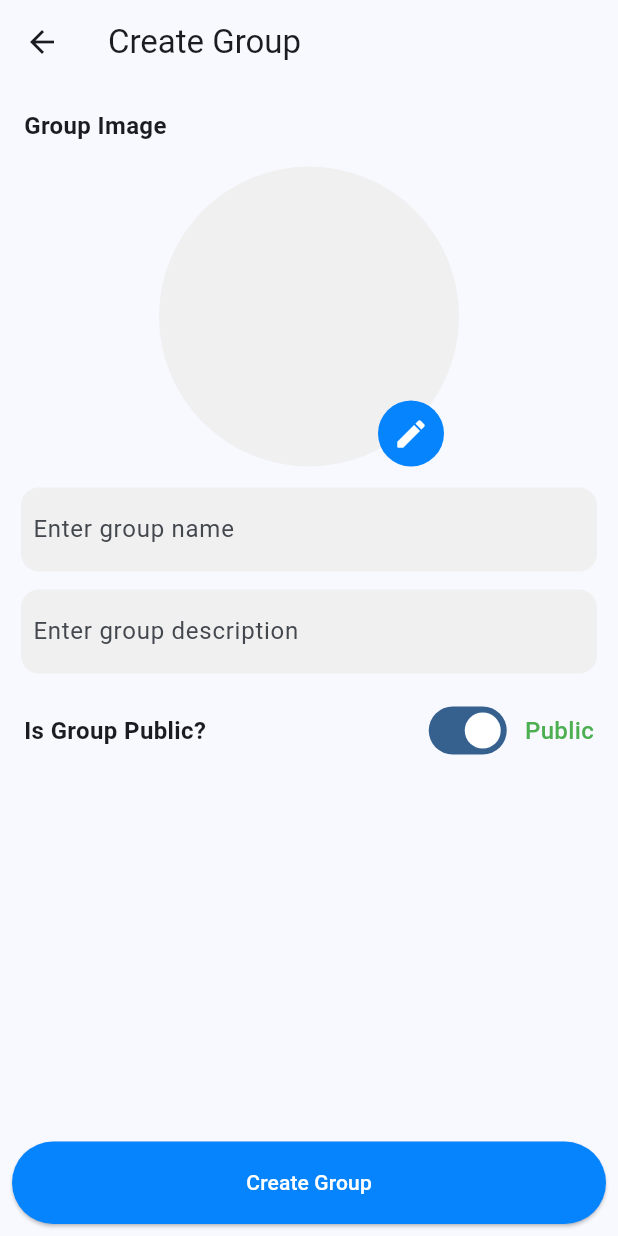
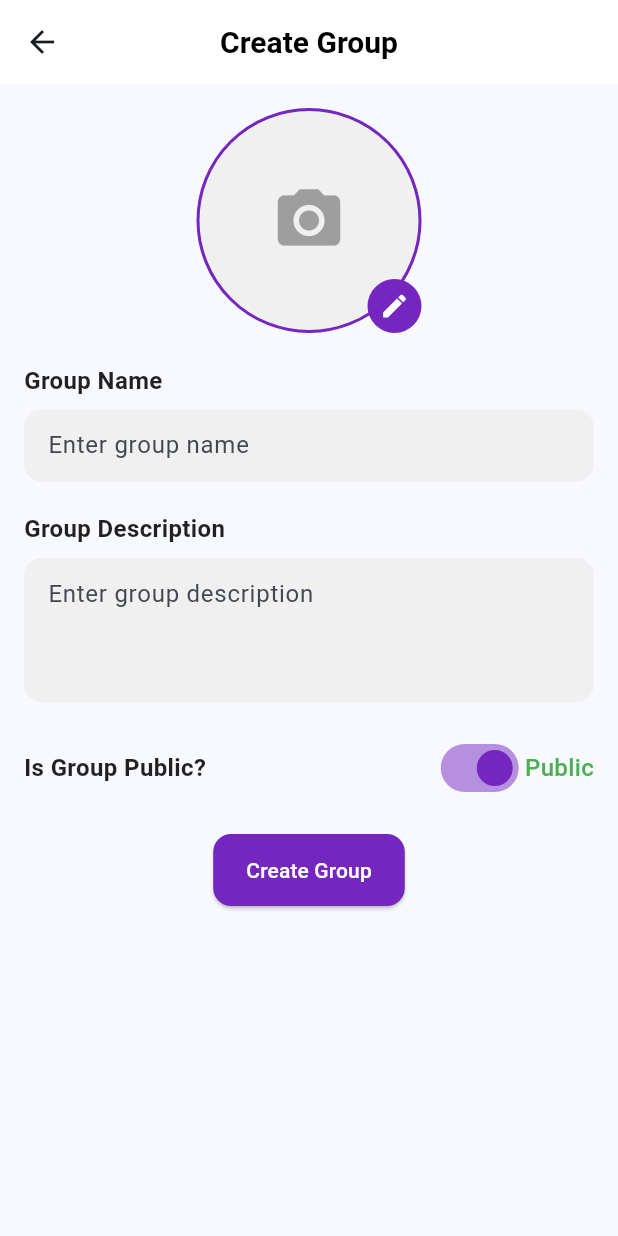
Before and after one commit to params19/livecom, a Flutter app: the CreateOrUpdateGroup screen opened by its route, on a phone screen of 412 x 824 dp. Run offline on Flutter 3.47's test engine with Material 3 defaults, Android fonts, the phone set to English and light mode, and no system bars; our stand-ins replace appwrite, cached_network_image, country_code_picker, file_picker, firebase_core, firebase_messaging and 3 more; accounts and stored records are empty; project files that could hold a hidden picture were left out.

Commit message:
Change primary color from blue to purple across various UI components

```diff
--- a/lib/constants/chat_message.dart
+++ b/lib/constants/chat_message.dart
@@ -134,7 +134,7 @@ class _ChatMessageState extends State<ChatMessage> {
                                   style: TextStyle(
                                       color: widget.message.sender ==
                                               widget.currentUserId
-                                          ? primary_blue
+                                          ? primary_purple
                                           : Colors.white),
                                 )),
                             if (widget.message.sender != widget.currentUserId)
@@ -213,7 +213,7 @@ class _ChatMessageState extends State<ChatMessage> {
                                     ? Icon(
                                         Icons.check_circle_outlined,
                                         size: 16,
-                                        color: primary_blue,
+                                        color: primary_purple,
                                       )
                                     : Icon(
                                         Icons.check_circle_outlined,
@@ -253,7 +253,7 @@ class _ChatMessageState extends State<ChatMessage> {
                               decoration: BoxDecoration(
                                   color: widget.message.sender ==
                                           widget.currentUserId
-                                      ? primary_blue
+                                      ? primary_purple
                                       : secondary_color,
                                   borderRadius: BorderRadius.only(
                                     bottomLeft: widget.message.sender ==
--- a/lib/constants/color.dart
+++ b/lib/constants/color.dart
@@ -1,5 +1,5 @@
 import 'package:flutter/material.dart';
 
-const primary_blue = Color(0xff0584Fe);
+const primary_purple = Color.fromARGB(255, 116, 38, 190);
 const background_color = Color(0xfff9f9f9);
 const secondary_color=Color(0xfff0f0f0);
--- a/lib/constants/group_chat_message.dart
+++ b/lib/constants/group_chat_message.dart
@@ -122,7 +122,7 @@ class _GroupChatMessageState extends State<GroupChatMessage> {
                                   MediaQuery.of(context).size.width * 0.75),
                           decoration: BoxDecoration(
                               color: widget.msg.senderId == widget.currentUser
-                                  ? primary_blue
+                                  ? primary_purple
                                   : secondary_color,
                               borderRadius: BorderRadius.only(
                                   bottomLeft:
--- a/lib/pages/chat_page.dart
+++ b/lib/pages/chat_page.dart
@@ -16,11 +16,7 @@ import 'package:provider/provider.dart';
 import 'dart:io' as io;
 
 class ChatPage extends StatefulWidget {
-  // final List<MessageModel> messages;
 
-  // // Constructor to receive messages
-  // ChatPage({required this.messages});
-  @override
   State<ChatPage> createState() => _ChatPageState();
 }
 
@@ -210,15 +206,6 @@ class _ChatPageState extends State<ChatPage> {
             ),
             title: Row(
               children: [
-                // CircleAvatar(
-                //   backgroundImage: receiver.profilePic == null ||
-                //           (receiver.profilePic?.isEmpty ?? true)
-                //       ? Image(
-                //           image: AssetImage("assets/user.png"),
-                //         ).image
-                //       : CachedNetworkImageProvider(
-                //           "https://cloud.appwrite.io/v1/storage/buckets/67a3d9aa002c49506451/files/${receiver.profilePic}/view?project=67a316ad003a50945b8b&mode=admin"),
-                // ),
                 CircleAvatar(
                   backgroundImage: receiver.profilePic == null ||
                           (receiver.profilePic?.isEmpty ?? true)
--- a/lib/pages/create_or_update_page.dart
+++ b/lib/pages/create_or_update_page.dart
@@ -3,9 +3,7 @@ import 'dart:io';
 import 'package:appwrite/appwrite.dart';
 import 'package:cached_network_image/cached_network_image.dart';
 import 'package:file_picker/file_picker.dart';
-import 'package:flutter/foundation.dart';
 import 'package:flutter/material.dart';
-import 'package:flutter/widgets.dart';
 import 'package:livecom/constants/color.dart';
 import 'package:livecom/controllers/appwrite_controllers.dart';
 import 'package:livecom/models/groups_model.dart';
@@ -36,7 +34,6 @@ class _CreateOrUpdateGroupState extends State<CreateOrUpdateGroup> {
     super.initState();
   }
 
-// to open file picker
   void _openFilePicker() async {
     FilePickerResult? result =
         await FilePicker.platform.pickFiles(type: FileType.image);
@@ -45,7 +42,6 @@ class _CreateOrUpdateGroupState extends State<CreateOrUpdateGroup> {
     });
   }
 
-// upload user profile image and save it to bucket and database
   Future uploadProfileImage() async {
     try {
       if (_filePickerResult != null && _filePickerResult!.files.isNotEmpty) {
@@ -54,19 +50,14 @@ class _CreateOrUpdateGroupState extends State<CreateOrUpdateGroup> {
         final inputfile =
             InputFile.fromBytes(bytes: fileByes, filename: file.name);
 
-        // if image already exist for the user profile or not
         if (imageId != null && imageId != "") {
-          // then update the image
           await updateImageOnBucket(image: inputfile, oldImageId: imageId!)
               .then((value) {
             if (value != null) {
               imageId = value;
             }
           });
-        }
-
-        // create new image and upload to bucket
-        else {
+        } else {
           await saveImageToBucket(image: inputfile).then((value) {
             if (value != null) {
               imageId = value;
@@ -107,134 +98,166 @@ class _CreateOrUpdateGroupState extends State<CreateOrUpdateGroup> {
     return Scaffold(
       appBar: AppBar(
         title: Text(existingData != null ? "Update Group" : "Create Group"),
+        centerTitle: true,
+        elevation: 0,
+        titleTextStyle: TextStyle(
+          color: Colors.black,
+          fontSize: 20,
+          fontWeight: FontWeight.bold,
+        ),
+        backgroundColor: Colors.white,
       ),
       body: Form(
         key: _groupKey,
         child: SingleChildScrollView(
           child: Padding(
-            padding: const EdgeInsets.all(8.0),
+            padding: const EdgeInsets.all(16.0),
             child: Column(
               crossAxisAlignment: CrossAxisAlignment.start,
               children: [
-                Padding(
-                  padding: const EdgeInsets.all(8.0),
-                  child: Text(
-                    "Group Image",
-                    style: TextStyle(fontSize: 16, fontWeight: FontWeight.w600),
-                  ),
-                ),
-                Padding(
-                  padding: const EdgeInsets.all(8.0),
+                Center(
                   child: Stack(
+                    alignment: Alignment.bottomRight,
                     children: [
                       GestureDetector(
-                        onTap: () => _openFilePicker(),
+                        onTap: _openFilePicker,
                         child: Container(
-                          height: 200,
-                          width: double.infinity,
+                          width: 150,
+                          height: 150,
                           decoration: BoxDecoration(
                             color: secondary_color,
                             shape: BoxShape.circle,
+                            border: Border.all(
+                              color: primary_purple,
+                              width: 2,
+                            ),
                           ),
                           child: _filePickerResult != null
                               ? ClipOval(
-                                  child: Image(
-                                    image: FileImage(File(
-                                        _filePickerResult!.files.first.path!)),
+                                  child: Image.file(
+                                    File(_filePickerResult!.files.first.path!),
                                     fit: BoxFit.cover,
-                                    width: 100,
-                                    height: 100,
+                                    width: 150,
+                                    height: 150,
                                   ),
                                 )
                               : existingData != null &&
                                       existingData.image != null &&
                                       existingData.image != ""
                                   ? ClipOval(
-                                      child: Image(
-                                        image: CachedNetworkImageProvider(
-                                            "https://cloud.appwrite.io/v1/storage/buckets/67b7f7a000142a335f4e/files/${existingData.image}/view?project=67b7e512000635cad2ad&mode=admin"),
+                                      child: CachedNetworkImage(
+                                        imageUrl:
+                                            "https://cloud.appwrite.io/v1/storage/buckets/67b7f7a000142a335f4e/files/${existingData.image}/view?project=67b7e512000635cad2ad&mode=admin",
                                         fit: BoxFit.cover,
-                                        width: 100,
-                                        height: 100,
+                                        width: 150,
+                                        height: 150,
+                                        placeholder: (context, url) =>
+                                            CircularProgressIndicator(),
+                                        errorWidget: (context, url, error) =>
+                                            Icon(Icons.error),
                                       ),
                                     )
-                                  : null,
+                                  : Icon(
+                                      Icons.camera_alt,
+                                      size: 50,
+                                      color: Colors.grey,
                                     ),
                         ),
-                      Positioned(
-                        bottom: 0,
-                        right: 100,
-                        child: GestureDetector(
-                          onTap: () =>
-                              _openFilePicker(), // Ensuring tap works on the edit button
-                          child: Container(
-                            padding: EdgeInsets.all(10),
+                      ),
+                      Container(
+                        padding: EdgeInsets.all(8),
                         decoration: BoxDecoration(
-                              color: primary_blue,
+                          color: primary_purple,
                           shape: BoxShape.circle,
                         ),
                         child: Icon(
-                              Icons.edit_rounded,
+                          Icons.edit,
                           color: Colors.white,
-                            ),
-                          ),
+                          size: 20,
                         ),
                       ),
                     ],
                   ),
                 ),
+                SizedBox(height: 20),
+                Text(
+                  "Group Name",
+                  style: TextStyle(
+                    fontSize: 16,
+                    fontWeight: FontWeight.bold,
+                    color: Colors.black87,
+                  ),
+                ),
+                SizedBox(height: 8),
                 Container(
                   decoration: BoxDecoration(
                     color: secondary_color,
-                      borderRadius: BorderRadius.circular(12)),
-                  margin: EdgeInsets.all(6),
-                  padding: EdgeInsets.symmetric(horizontal: 8, vertical: 4),
+                    borderRadius: BorderRadius.circular(12),
+                  ),
                   child: TextFormField(
+                    controller: _groupNameController,
+                    decoration: InputDecoration(
+                      border: InputBorder.none,
+                      hintText: "Enter group name",
+                      contentPadding: EdgeInsets.symmetric(horizontal: 16),
+                    ),
                     validator: (value) {
                       if (value!.isEmpty) return "Cannot be empty";
                       return null;
                     },
-                    controller: _groupNameController,
-                    decoration: InputDecoration(
-                        border: InputBorder.none, hintText: "Enter group name"),
                   ),
                 ),
+                SizedBox(height: 20),
+                Text(
+                  "Group Description",
+                  style: TextStyle(
+                    fontSize: 16,
+                    fontWeight: FontWeight.bold,
+                    color: Colors.black87,
+                  ),
+                ),
+                SizedBox(height: 8),
                 Container(
                   decoration: BoxDecoration(
                     color: secondary_color,
-                      borderRadius: BorderRadius.circular(12)),
-                  margin: EdgeInsets.all(6),
-                  padding: EdgeInsets.symmetric(horizontal: 8, vertical: 4),
+                    borderRadius: BorderRadius.circular(12),
+                  ),
                   child: TextFormField(
+                    controller: _groupDescController,
+                    maxLines: 3,
+                    decoration: InputDecoration(
+                      border: InputBorder.none,
+                      hintText: "Enter group description",
+                      contentPadding:
+                          EdgeInsets.symmetric(horizontal: 16, vertical: 12),
+                    ),
                     validator: (value) {
                       if (value!.isEmpty) return "Cannot be empty";
                       return null;
                     },
-                    controller: _groupDescController,
-                    decoration: InputDecoration(
-                        border: InputBorder.none,
-                        hintText: "Enter group description"),
                   ),
                 ),
-                Padding(
-                  padding: const EdgeInsets.all(8.0),
-                  child: Row(
-                    mainAxisAlignment: MainAxisAlignment.center,
+                SizedBox(height: 20),
+                Row(
                   children: [
                     Text(
                       "Is Group Public?",
                       style: TextStyle(
-                            fontSize: 16, fontWeight: FontWeight.bold),
+                        fontSize: 16,
+                        fontWeight: FontWeight.bold,
+                        color: Colors.black87,
+                      ),
                     ),
                     Spacer(),
                     Switch(
                       value: isPublic,
                       onChanged: (value) {
+                        setState(() {
                           isPublic = value;
-                          setState(() {});
+                        });
                       },
+                      activeColor: primary_purple,
                     ),
-                      SizedBox(width: 8),
                     Text(
                       isPublic ? "Public" : "Private",
                       style: TextStyle(
@@ -245,23 +268,14 @@ class _CreateOrUpdateGroupState extends State<CreateOrUpdateGroup> {
                     ),
                   ],
                 ),
-                )
-              ],
-            ),
-          ),
-        ),
-      ),
-      bottomNavigationBar: Padding(
-        padding: const EdgeInsets.all(8.0),
-        child: SizedBox(
-          height: 55,
+                SizedBox(height: 20),
+                Center(
                   child: ElevatedButton(
                     onPressed: () async {
                       if (_groupKey.currentState!.validate()) {
                         if (_filePickerResult != null) {
                           await uploadProfileImage();
                         }
-                // updating the group
                         if (existingData != null) {
                           await updateExistingGroup(
                                   groupId: existingData.groupId ?? "",
@@ -273,17 +287,18 @@ class _CreateOrUpdateGroupState extends State<CreateOrUpdateGroup> {
                                   isOpen: isPublic)
                               .then((value) {
                             if (value) {
-                      ScaffoldMessenger.of(context).showSnackBar(SnackBar(
-                          content: Text("Group Updated Successfully")));
+                              ScaffoldMessenger.of(context).showSnackBar(
+                                  SnackBar(
+                                      content:
+                                          Text("Group Updated Successfully")));
                               Navigator.pop(context);
                             } else {
                               ScaffoldMessenger.of(context).showSnackBar(
-                          SnackBar(content: Text("Cannot Update Group")));
+                                  SnackBar(
+                                      content: Text("Cannot Update Group")));
                             }
                           });
-                }
-                // for create a new group
-                else {
+                        } else {
                           await createNewGroup(
                                   currentUser: userId,
                                   groupName: _groupNameController.text,
@@ -292,20 +307,37 @@ class _CreateOrUpdateGroupState extends State<CreateOrUpdateGroup> {
                                   isOpen: isPublic)
                               .then((value) {
                             if (value) {
-                      ScaffoldMessenger.of(context).showSnackBar(SnackBar(
-                          content: Text("Group Created Successfully")));
+                              ScaffoldMessenger.of(context).showSnackBar(
+                                  SnackBar(
+                                      content:
+                                          Text("Group Created Successfully")));
                               Navigator.pop(context);
                             } else {
                               ScaffoldMessenger.of(context).showSnackBar(
-                          SnackBar(content: Text("Cannot Create Group")));
+                                  SnackBar(
+                                      content: Text("Cannot Create Group")));
                             }
                           });
                         }
                       }
                     },
-            child: Text(existingData != null ? "Update Group" : "Create Group"),
+                    child: Text(
+                      existingData != null ? "Update Group" : "Create Group",
+                      style: TextStyle(fontSize: 14),
+                    ),
                     style: ElevatedButton.styleFrom(
-                backgroundColor: primary_blue, foregroundColor: Colors.white),
+                      backgroundColor: primary_purple,
+                      foregroundColor: Colors.white,
+                      padding:
+                          EdgeInsets.symmetric(horizontal: 22, vertical: 14),
+                      shape: RoundedRectangleBorder(
+                        borderRadius: BorderRadius.circular(12),
+                      ),
+                    ),
+                  ),
+                ),
+              ],
+            ),
           ),
         ),
       ),
--- a/lib/pages/home_page.dart
+++ b/lib/pages/home_page.dart
@@ -76,6 +76,11 @@ class _HomePageState extends State<HomePage> {
             ),
           ],
           bottom: TabBar(
+            labelColor: primary_purple, // Color of the selected tab text
+            unselectedLabelColor:
+                Colors.black, // Color of the unselected tab text
+            indicatorColor:
+                primary_purple, // Color of the indicator below the selected tab
             tabs: const [
               Tab(text: "Direct Messages"),
               Tab(text: "Groups"),
@@ -157,7 +162,7 @@ class _HomePageState extends State<HomePage> {
                                     currentUserId &&
                                 unreadMsg > 0)
                               CircleAvatar(
-                                backgroundColor: primary_blue,
+                                backgroundColor: primary_purple,
                                 radius: 10,
                                 child: Text(
                                   unreadMsg.toString(),
@@ -285,7 +290,7 @@ class _HomePageState extends State<HomePage> {
                                         return unreadMsgCount == 0
                                             ? const SizedBox()
                                             : CircleAvatar(
-                                                backgroundColor: primary_blue,
+                                                backgroundColor: primary_purple,
                                                 radius: 10,
                                                 child: Text(
                                                   "$unreadMsgCount",
--- a/lib/pages/invite_members.dart
+++ b/lib/pages/invite_members.dart
@@ -131,7 +131,7 @@ class _InviteMembersState extends State<InviteMembers> {
             child: Container(
                 padding: EdgeInsets.all(12),
                 decoration: BoxDecoration(
-                    color: primary_blue, borderRadius: BorderRadius.circular(10)),
+                    color: primary_purple, borderRadius: BorderRadius.circular(10)),
                 child: Text(
                   "Add ${selectedUserIds.length} member${selectedUserIds.length > 1 ? "s" : ""}",
                   style: TextStyle(color: Colors.white),
--- a/lib/pages/login_page.dart
+++ b/lib/pages/login_page.dart
@@ -152,7 +152,7 @@ class _PhoneLoginState extends State<LoginPage> {
                                           borderRadius:
                                               BorderRadius.circular(10),
                                           borderSide:
-                                              BorderSide(color: primary_blue),
+                                              BorderSide(color: primary_purple),
                                         ),
                                       ),
                                     ),
@@ -175,7 +175,7 @@ class _PhoneLoginState extends State<LoginPage> {
                     }
                   },
                   style: ElevatedButton.styleFrom(
-                    backgroundColor: primary_blue,
+                    backgroundColor: primary_purple,
                     foregroundColor: Colors.white,
                   ),
                 ),
--- a/lib/pages/update_profile_page.dart
+++ b/lib/pages/update_profile_page.dart
@@ -156,7 +156,7 @@ class _UpadteProfilePageState extends State<UpadteProfilePage> {
                               child: Container(
                                 padding: EdgeInsets.all(20),
                                 decoration: BoxDecoration(
-                                  color: primary_blue,
+                                  color: primary_purple,
                                   borderRadius: BorderRadius.circular(30),
                                 ),
                                 child: Icon(
@@ -246,7 +246,7 @@ class _UpadteProfilePageState extends State<UpadteProfilePage> {
                         data_passed["title"] == "edit" ? "Update" : "Continue",
                       ),
                       style: ElevatedButton.styleFrom(
-                        backgroundColor: primary_blue,
+                        backgroundColor: primary_purple,
                         foregroundColor: Colors.white,
                         padding:
                             EdgeInsets.symmetric(horizontal: 50, vertical: 10),
```
Lines whose indentation alone changed are shown as unchanged.
